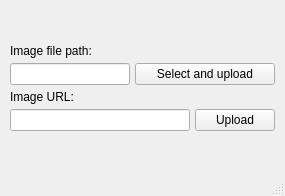
Old version of the form fsetoolsGUI/gui/layout/ui/i0700_imgur_uploader.ui in the repository fuyans/fsetoolsGUI.
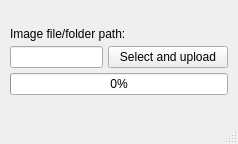
New version of the form.

Diff of the .ui file:
```diff
--- a/fsetoolsGUI/gui/layout/ui/i0700_imgur_uploader.ui
+++ b/fsetoolsGUI/gui/layout/ui/i0700_imgur_uploader.ui
@@ -6,8 +6,8 @@
    <rect>
     <x>0</x>
     <y>0</y>
-    <width>285</width>
-    <height>196</height>
+    <width>238</width>
+    <height>144</height>
    </rect>
   </property>
   <property name="minimumSize">
@@ -54,7 +54,7 @@
       <item>
        <widget class="QLabel" name="label">
         <property name="text">
-         <string>Image file path:</string>
+         <string>Image file/folder path:</string>
         </property>
        </widget>
       </item>
@@ -91,13 +91,13 @@
         </property>
         <property name="minimumSize">
          <size>
-          <width>140</width>
+          <width>120</width>
           <height>0</height>
          </size>
         </property>
         <property name="maximumSize">
          <size>
-          <width>140</width>
+          <width>120</width>
           <height>16777215</height>
          </size>
         </property>
@@ -115,69 +115,11 @@
      </layout>
     </item>
     <item>
-     <layout class="QHBoxLayout" name="horizontalLayout_3">
-      <item>
-       <widget class="QLabel" name="label_2">
-        <property name="text">
-         <string>Image URL:</string>
-        </property>
-       </widget>
-      </item>
-      <item>
-       <spacer name="horizontalSpacer_3">
-        <property name="orientation">
-         <enum>Qt::Horizontal</enum>
-        </property>
-        <property name="sizeHint" stdset="0">
-         <size>
-          <width>0</width>
-          <height>0</height>
-         </size>
-        </property>
-       </spacer>
-      </item>
-     </layout>
-    </item>
-    <item>
-     <layout class="QHBoxLayout" name="horizontalLayout_4">
-      <property name="spacing">
-       <number>5</number>
+     <widget class="QProgressBar" name="progressBar">
+      <property name="value">
+       <number>0</number>
       </property>
-      <item>
-       <widget class="QLineEdit" name="lineEdit_img_url"/>
-      </item>
-      <item>
-       <widget class="QPushButton" name="pushButton_upload">
-        <property name="sizePolicy">
-         <sizepolicy hsizetype="Minimum" vsizetype="Fixed">
-          <horstretch>0</horstretch>
-          <verstretch>0</verstretch>
-         </sizepolicy>
-        </property>
-        <property name="minimumSize">
-         <size>
-          <width>80</width>
-          <height>0</height>
-         </size>
-        </property>
-        <property name="maximumSize">
-         <size>
-          <width>80</width>
-          <height>16777215</height>
-         </size>
-        </property>
-        <property name="sizeIncrement">
-         <size>
-          <width>0</width>
-          <height>25</height>
-         </size>
-        </property>
-        <property name="text">
-         <string>Upload</string>
-        </property>
-       </widget>
-      </item>
-     </layout>
+     </widget>
     </item>
     <item>
      <spacer name="verticalSpacer">
```
Left out of the diff: 4 changed lines with no effect on the pictures.
